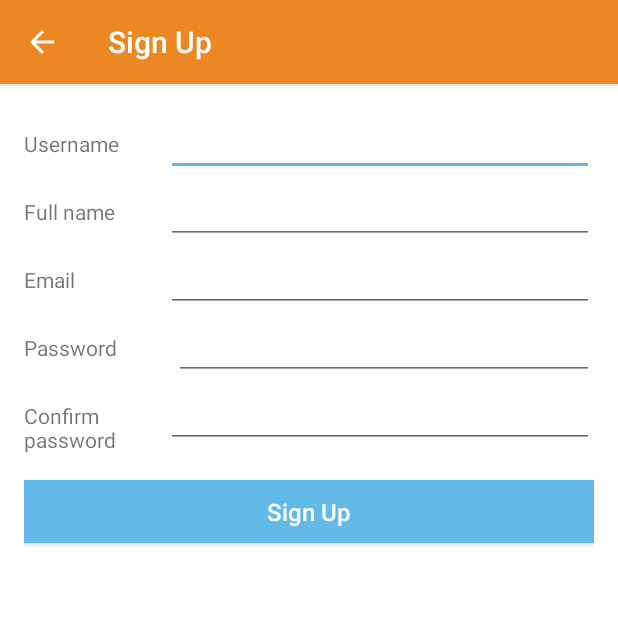
After one commit to IslamAbdalla/iec, an Android app: the SignUp screen opened directly, with no data from a screen before it, on a phone screen of 412 x 824 dp, the top half of it. The commit adds this screen. Run offline under Robolectric (Android 15) with nearby library versions, the phone set to English and light mode, and no system bars.

Commit message:
Added Sign Up page

```diff
--- a/app/src/main/java/com/example/islam/iec/LatestEvents.java
+++ b/app/src/main/java/com/example/islam/iec/LatestEvents.java
@@ -101,4 +101,5 @@ public class LatestEvents extends Fragment {
         latestEventsAdapter.clearEvents();
     }
 
+
 }
--- /dev/null
+++ b/app/src/main/java/com/example/islam/iec/SignUp.java
@@ -0,0 +1,24 @@
+package com.example.islam.iec;
+
+import android.os.Bundle;
+import android.support.design.widget.FloatingActionButton;
+import android.support.design.widget.Snackbar;
+import android.support.v7.app.AppCompatActivity;
+import android.support.v7.widget.Toolbar;
+import android.view.View;
+
+public class SignUp extends AppCompatActivity {
+
+    @Override
+    protected void onCreate(Bundle savedInstanceState) {
+        super.onCreate(savedInstanceState);
+        setContentView(R.layout.activity_sign_up);
+        Toolbar toolbar = (Toolbar) findViewById(R.id.toolbar);
+        setSupportActionBar(toolbar);
+
+
+        getSupportActionBar().setDisplayHomeAsUpEnabled(true);
+
+    }
+
+}
--- a/app/src/main/java/com/example/islam/iec/WebDownloaderTask.java
+++ b/app/src/main/java/com/example/islam/iec/WebDownloaderTask.java
@@ -58,10 +58,10 @@ public class WebDownloaderTask  extends AsyncTask<String, Void, String> {
 
         LatestEvents fragment = (LatestEvents) fragmentWeakReference.get();
         if (fragment != null) {
-            fragment.clearEvents();
             try {
                 JSONObject response = new JSONObject(s);
                 if (0 == response.optInt("status") ) {
+                    fragment.clearEvents();
                     JSONArray eventsJSONArray = response.optJSONArray("events");
                     ArrayList<Event> latestEventsList = new ArrayList<>();
                     latestEventsList = parseEvents(eventsJSONArray, latestEventsList);
--- /dev/null
+++ b/app/src/main/res/layout/activity_sign_up.xml
@@ -0,0 +1,27 @@
+<?xml version="1.0" encoding="utf-8"?>
+<android.support.design.widget.CoordinatorLayout xmlns:android="http://schemas.android.com/apk/res/android"
+    xmlns:app="http://schemas.android.com/apk/res-auto"
+    xmlns:tools="http://schemas.android.com/tools"
+    android:layout_width="match_parent"
+    android:layout_height="match_parent"
+    android:fitsSystemWindows="true"
+    tools:context="com.example.islam.iec.SignUp">
+
+    <android.support.design.widget.AppBarLayout
+        android:layout_width="match_parent"
+        android:layout_height="wrap_content"
+        android:theme="@style/AppTheme.AppBarOverlay">
+
+        <android.support.v7.widget.Toolbar
+            android:id="@+id/toolbar"
+            android:layout_width="match_parent"
+            android:layout_height="?attr/actionBarSize"
+            android:background="?attr/colorPrimary"
+            app:popupTheme="@style/AppTheme.PopupOverlay" />
+
+    </android.support.design.widget.AppBarLayout>
+
+    <include layout="@layout/content_sign_up" />
+
+
+</android.support.design.widget.CoordinatorLayout>
--- /dev/null
+++ b/app/src/main/res/layout/content_sign_up.xml
@@ -0,0 +1,102 @@
+<?xml version="1.0" encoding="utf-8"?>
+<LinearLayout xmlns:android="http://schemas.android.com/apk/res/android"
+    xmlns:app="http://schemas.android.com/apk/res-auto"
+    xmlns:tools="http://schemas.android.com/tools"
+    android:layout_width="match_parent"
+    android:layout_height="match_parent"
+    android:paddingBottom="@dimen/activity_vertical_margin"
+    android:paddingLeft="@dimen/activity_horizontal_margin"
+    android:paddingRight="@dimen/activity_horizontal_margin"
+    android:paddingTop="@dimen/activity_vertical_margin"
+    app:layout_behavior="@string/appbar_scrolling_view_behavior"
+    tools:context="com.example.islam.iec.SignUp"
+    tools:showIn="@layout/activity_sign_up"
+    android:orientation="vertical"
+    android:background="@color/white">
+
+    <LinearLayout
+        android:layout_width="match_parent"
+        android:layout_height="wrap_content"
+        android:orientation="horizontal">
+        <TextView
+            android:layout_width="0dp"
+            android:layout_height="wrap_content"
+            android:text="Username"
+            android:layout_weight="0.25"/>
+        <EditText
+            android:id="@+id/username_input"
+            android:layout_width="0dp"
+            android:layout_height="wrap_content"
+            android:layout_weight="0.75"/>
+    </LinearLayout>
+    <LinearLayout
+        android:layout_width="match_parent"
+        android:layout_height="wrap_content"
+        android:orientation="horizontal">
+        <TextView
+            android:layout_width="0dp"
+            android:layout_height="wrap_content"
+            android:text="Full name"
+            android:layout_weight="0.25"/>
+        <EditText
+            android:layout_width="0dp"
+            android:layout_height="wrap_content"
+            android:layout_weight="0.75" />
+    </LinearLayout>
+    <LinearLayout
+        android:layout_width="match_parent"
+        android:layout_height="wrap_content"
+        android:orientation="horizontal">
+        <TextView
+            android:layout_width="0dp"
+            android:layout_height="wrap_content"
+            android:text="Email"
+            android:layout_weight="0.25"/>
+        <EditText
+            android:layout_width="0dp"
+            android:layout_height="wrap_content"
+            android:inputType="textEmailAddress"
+            android:layout_weight="0.75"/>
+    </LinearLayout>
+    <LinearLayout
+        android:layout_width="match_parent"
+        android:layout_height="wrap_content"
+        android:orientation="horizontal">
+        <TextView
+            android:layout_width="0dp"
+            android:layout_height="wrap_content"
+            android:layout_weight="0.25"
+            android:text="Password"/>
+        <EditText
+            android:layout_width="0dp"
+            android:layout_height="wrap_content"
+            android:inputType="textPassword"
+            android:layout_weight="0.7"
+            />
+    </LinearLayout>
+    <LinearLayout
+        android:layout_width="match_parent"
+        android:layout_height="wrap_content"
+        android:orientation="horizontal">
+        <TextView
+            android:layout_width="0dp"
+            android:paddingBottom="15dp"
+            android:layout_weight="0.25"
+            android:layout_height="wrap_content"
+            android:text="Confirm password"/>
+        <EditText
+            android:layout_width="0dp"
+            android:layout_height="wrap_content"
+            android:inputType="textPassword"
+            android:layout_weight="0.75"/>
+    </LinearLayout>
+
+    <Button
+        android:layout_width="match_parent"
+        android:layout_height="wrap_content"
+        android:text="Sign Up"
+        style="@style/BookButton"
+        android:padding="10dp"
+        android:layout_marginTop="16dp"/>
+
+</LinearLayout>
--- a/app/src/main/res/layout/layout_event.xml
+++ b/app/src/main/res/layout/layout_event.xml
@@ -61,6 +61,7 @@
                 android:textSize="14sp"/>
 
             <Button
+                android:id="@+id/btn_book"
                 android:text="Book"
                 android:layout_alignParentEnd="true"
                 android:layout_alignBottom="@+id/event_date"
@@ -68,7 +69,8 @@
                 android:paddingStart="14dp"
                 android:paddingTop="6dp"
                 android:paddingBottom="6dp"
-                style="@style/BookButton"/>
+                style="@style/BookButton"
+                android:onClick="bookEvent"/>
 
         </RelativeLayout>
     </RelativeLayout>
--- a/app/src/main/res/values-v21/styles.xml
+++ b/app/src/main/res/values-v21/styles.xml
@@ -1,4 +1,5 @@
 <resources>
+
     <style name="AppTheme.NoActionBar">
         <item name="windowActionBar">false</item>
         <item name="windowNoTitle">true</item>
--- a/app/src/main/res/values/strings.xml
+++ b/app/src/main/res/values/strings.xml
@@ -18,4 +18,5 @@
     <string name="wc_title3">Page 3</string>
     <string name="wc_desc3">The amazing finale</string>
     <string name="wc_skip">Go to home</string>
+    <string name="title_activity_sign_up">Sign Up</string>
 </resources>
--- a/app/src/main/res/values/styles.xml
+++ b/app/src/main/res/values/styles.xml
@@ -9,18 +9,22 @@
         <item name="android:actionMenuTextColor">@color/actionBarText</item>
 
     </style>
+
     <style name="AppTheme.NoActionBar" parent="Theme.AppCompat.NoActionBar">
         <item name="windowActionBar">false</item>
         <item name="windowNoTitle">true</item>
         <!--<item name="android:actionMenuTextColor">@color/actionBarText</item>-->
         <!--<item name="android:textColor">@color/actionBarText</item>-->
     </style>
+
     <style name="AppTheme.AppBarOverlay" parent="ThemeOverlay.AppCompat.Dark.ActionBar" />
+
     <style name="AppTheme.PopupOverlay" parent="ThemeOverlay.AppCompat.Light" />
 
     <style name="CollapsedTitleEvent">
         <item name="android:textColor">#FFF</item>
     </style>
+
     <style name="ExpandedTitleEvent">
         <item name="android:textColor">#00000000</item>
     </style>
```
Also changed, not shown: app/src/main/AndroidManifest.xml (+24 -13 lines), app/src/main/java/com/example/islam/iec/EventActivity.java (+10 -0 lines), app/src/main/java/com/example/islam/iec/LatestEventsAdapter.java (+13 -7 lines), app/src/main/java/com/example/islam/iec/MainActivity.java (+39 -4 lines), app/src/main/java/com/example/islam/iec/PrefManager.java (+10 -0 lines). Lines whose indentation alone changed are shown as unchanged.
